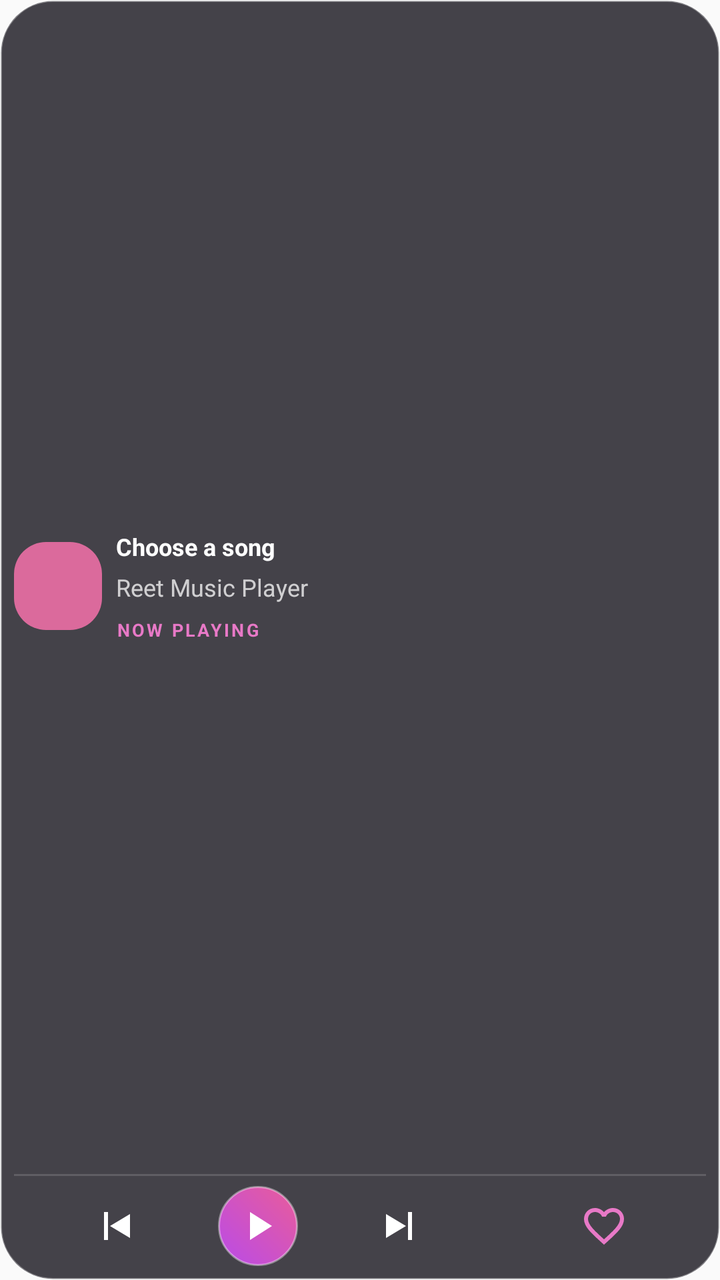
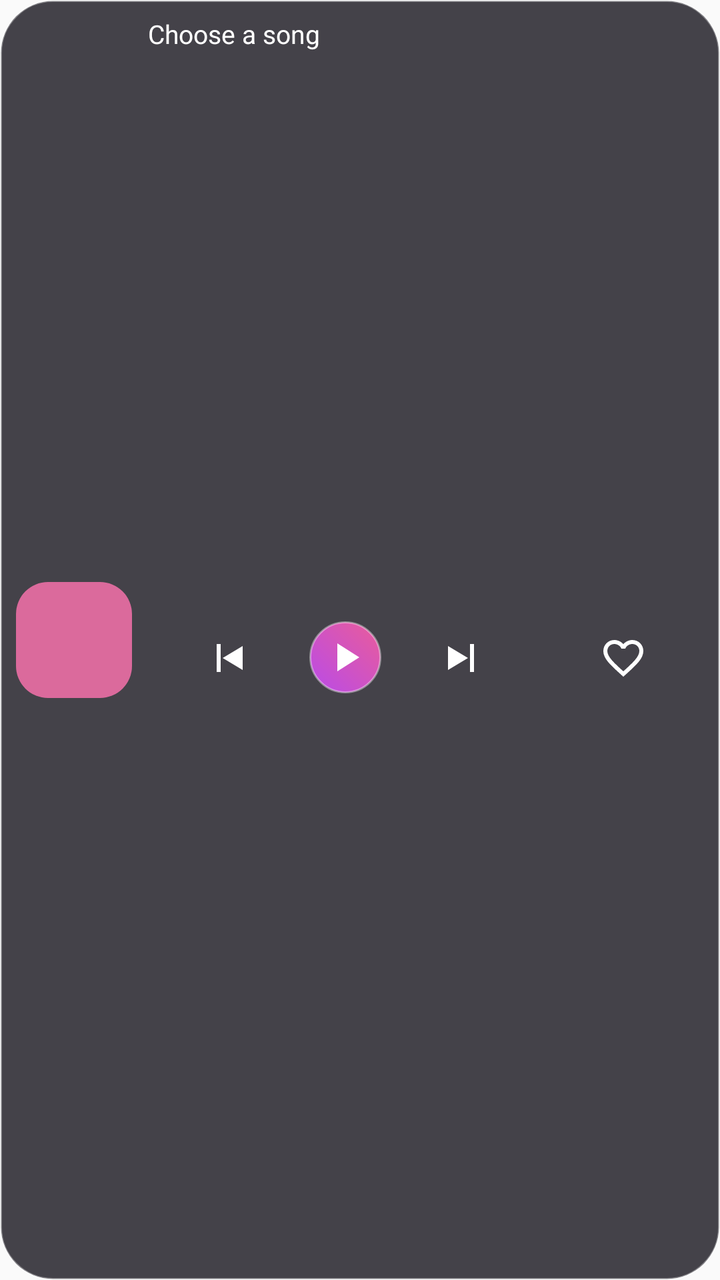

Before-and-after screenshots of an Android layout around one commit, followed by the original layout XML and the change that was made.
<!-- AndroidManifest.xml: application theme android:Theme.Material.Light.NoActionBar -->
<!-- res/layout/widget_reet_music_compact.xml -->
<?xml version="1.0" encoding="utf-8"?>
<LinearLayout xmlns:android="http://schemas.android.com/apk/res/android"
    android:id="@+id/widget_root"
    android:layout_width="match_parent"
    android:layout_height="match_parent"
    android:orientation="vertical"
    android:background="@drawable/widget_bg"
    android:padding="7dp">

    <LinearLayout
        android:layout_width="match_parent"
        android:layout_height="0dp"
        android:layout_weight="1"
        android:gravity="center_vertical"
        android:orientation="horizontal">

        <ImageView
            android:id="@+id/widget_art"
            android:layout_width="44dp"
            android:layout_height="44dp"
            android:scaleType="centerCrop"
            android:background="@drawable/widget_art_bg"
            android:contentDescription="Current song artwork" />

        <LinearLayout
            android:layout_width="0dp"
            android:layout_height="wrap_content"
            android:layout_weight="1"
            android:orientation="vertical"
            android:gravity="center_vertical"
            android:paddingStart="7dp">

            <TextView
                android:id="@+id/widget_title"
                android:layout_width="match_parent"
                android:layout_height="wrap_content"
                android:text="Choose a song"
                android:textColor="#FFFFFFFF"
                android:textSize="12sp"
                android:textStyle="bold"
                android:maxLines="2"
                android:ellipsize="end" />

            <TextView
                android:id="@+id/widget_artist"
                android:layout_width="match_parent"
                android:layout_height="wrap_content"
                android:text="Reet Music Player"
                android:textColor="#BFFFFFFF"
                android:textSize="12sp"
                android:maxLines="1"
                android:ellipsize="end"
                android:paddingTop="4dp" />

            <TextView
                android:layout_width="wrap_content"
                android:layout_height="wrap_content"
                android:text="NOW PLAYING"
                android:textColor="#FFE879C7"
                android:textSize="9sp"
                android:textStyle="bold"
                android:letterSpacing="0.12"
                android:paddingTop="7dp" />
        </LinearLayout>
    </LinearLayout>

    <TextView
        android:layout_width="match_parent"
        android:layout_height="1dp"
        android:background="#26FFFFFF"
        android:layout_marginTop="8dp"
        android:layout_marginBottom="5dp"
        android:text="" />

    <LinearLayout
        android:layout_width="match_parent"
        android:layout_height="40dp"
        android:gravity="center"
        android:orientation="horizontal">

        <ImageButton
            android:id="@+id/widget_previous"
            android:layout_width="0dp"
            android:layout_height="match_parent"
            android:layout_weight="1"
            android:background="@android:color/transparent"
            android:padding="9dp"
            android:src="@drawable/ic_widget_previous"
            android:tint="#E6FFFFFF"
            android:contentDescription="Previous song" />

        <ImageButton
            android:id="@+id/widget_play_pause"
            android:layout_width="40dp"
            android:layout_height="40dp"
            android:background="@drawable/widget_play_button_bg"
            android:padding="10dp"
            android:src="@drawable/ic_widget_play"
            android:tint="#FFFFFFFF"
            android:contentDescription="Play or pause" />

        <ImageButton
            android:id="@+id/widget_next"
            android:layout_width="0dp"
            android:layout_height="match_parent"
            android:layout_weight="1"
            android:background="@android:color/transparent"
            android:padding="12dp"
            android:src="@drawable/ic_widget_next"
            android:tint="#E6FFFFFF"
            android:contentDescription="Next song" />

        <ImageButton
            android:id="@+id/widget_favourite"
            android:layout_width="0dp"
            android:layout_height="match_parent"
            android:layout_weight="1"
            android:background="@android:color/transparent"
            android:padding="12dp"
            android:src="@drawable/ic_widget_favorite"
            android:tint="#FFE879C7"
            android:contentDescription="Toggle favourite" />
    </LinearLayout>
</LinearLayout>
<!-- resources referenced by this layout -->
<resources>
  <!-- drawable ic_widget_favorite (drawable) -->
  <vector xmlns:android="http://schemas.android.com/apk/res/android" android:width="24dp" android:height="24dp" android:viewportWidth="24" android:viewportHeight="24"><path android:fillColor="#FFFFFFFF" android:pathData="M12,21.35l-1.45,-1.32C5.4,15.36 2,12.28 2,8.5 2,5.42 4.42,3 7.5,3c1.74,0 3.41,0.81 4.5,2.09C13.09,3.81 14.76,3 16.5,3 19.58,3 22,5.42 22,8.5c0,3.78 -3.4,6.86 -8.55,11.54zM12,18.65c4.62,-4.18 8,-7.25 8,-10.15 0,-2 -1.5,-3.5 -3.5,-3.5 -1.54,0 -3.04,1 -3.57,2.36h-1.87C10.54,6 9.04,5 7.5,5 5.5,5 4,6.5 4,8.5c0,2.9 3.38,5.97 8,10.15z"/></vector>
  <!-- drawable ic_widget_next (drawable) -->
  <vector xmlns:android="http://schemas.android.com/apk/res/android" android:width="24dp" android:height="24dp" android:viewportWidth="24" android:viewportHeight="24"><path android:fillColor="#FFFFFFFF" android:pathData="M16,5h2v14h-2zM5,6v12l10,-6z"/></vector>
  <!-- drawable ic_widget_play (drawable) -->
  <vector xmlns:android="http://schemas.android.com/apk/res/android" android:width="24dp" android:height="24dp" android:viewportWidth="24" android:viewportHeight="24"><path android:fillColor="#FFFFFFFF" android:pathData="M8,5v14l11,-7z"/></vector>
  <!-- drawable ic_widget_previous (drawable) -->
  <vector xmlns:android="http://schemas.android.com/apk/res/android" android:width="24dp" android:height="24dp" android:viewportWidth="24" android:viewportHeight="24"><path android:fillColor="#FFFFFFFF" android:pathData="M6,5h2v14H6zM19,6v12L9,12z"/></vector>
  <!-- drawable widget_art_bg (drawable) -->
  <shape xmlns:android="http://schemas.android.com/apk/res/android" android:shape="rectangle"><corners android:radius="16dp"/><solid android:color="#FFDB6A9C"/></shape>
  <!-- drawable widget_bg (drawable) -->
  <shape xmlns:android="http://schemas.android.com/apk/res/android" android:shape="rectangle"><corners android:radius="26dp"/><solid android:color="#CC17141D"/><stroke android:width="1dp" android:color="#55FFFFFF"/></shape>
  <!-- drawable widget_play_button_bg (drawable) -->
  <shape xmlns:android="http://schemas.android.com/apk/res/android" android:shape="oval"><gradient android:startColor="#FFB94BE8" android:endColor="#FFE95C9A" android:angle="45"/><stroke android:width="1dp" android:color="#66FFFFFF"/></shape>
</resources>

<!-- the commit's change to res/layout/widget_reet_music_compact.xml (unified diff, before → after) -->
@@ -3,122 +3,102 @@
     android:id="@+id/widget_root"
     android:layout_width="match_parent"
     android:layout_height="match_parent"
-    android:orientation="vertical"
+    android:orientation="horizontal"
+    android:gravity="center_vertical"
     android:background="@drawable/widget_bg"
-    android:padding="7dp">
+    android:padding="8dp">
+
+    <ImageView
+        android:id="@+id/widget_art"
+        android:layout_width="58dp"
+        android:layout_height="58dp"
+        android:scaleType="centerCrop"
+        android:background="@drawable/widget_art_bg"
+        android:contentDescription="Current song artwork" />
 
     <LinearLayout
-        android:layout_width="match_parent"
-        android:layout_height="0dp"
+        android:layout_width="0dp"
+        android:layout_height="match_parent"
         android:layout_weight="1"
+        android:orientation="vertical"
         android:gravity="center_vertical"
-        android:orientation="horizontal">
+        android:paddingStart="8dp">
 
-        <ImageView
-            android:id="@+id/widget_art"
-            android:layout_width="44dp"
-            android:layout_height="44dp"
-            android:scaleType="centerCrop"
-            android:background="@drawable/widget_art_bg"
-            android:contentDescription="Current song artwork" />
+        <TextView
+            android:id="@+id/widget_title"
+            android:layout_width="match_parent"
+            android:layout_height="wrap_content"
+            android:text="Choose a song"
+            android:textColor="#FFFFFFFF"
+            android:textSize="13sp"
+            android:fontFamily="sans"
+            android:maxLines="1"
+            android:ellipsize="marquee"
+            android:marqueeRepeatLimit="marquee_forever"
+            android:singleLine="true"
+            android:focusable="true"
+            android:focusableInTouchMode="true" />
+
+        <TextView
+            android:id="@+id/widget_artist"
+            android:layout_width="match_parent"
+            android:layout_height="wrap_content"
+            android:visibility="gone"
+            android:text="Reet Music Player"
+            android:textColor="#BFFFFFFF"
+            android:textSize="11sp"
+            android:maxLines="1"
+            android:ellipsize="end" />
 
         <LinearLayout
-            android:layout_width="0dp"
-            android:layout_height="wrap_content"
+            android:layout_width="match_parent"
+            android:layout_height="0dp"
             android:layout_weight="1"
-            android:orientation="vertical"
             android:gravity="center_vertical"
-            android:paddingStart="7dp">
+            android:orientation="horizontal">
 
-            <TextView
-                android:id="@+id/widget_title"
-                android:layout_width="match_parent"
-                android:layout_height="wrap_content"
-                android:text="Choose a song"
-                android:textColor="#FFFFFFFF"
-                android:textSize="12sp"
-                android:textStyle="bold"
-                android:maxLines="2"
-                android:ellipsize="end" />
+            <ImageButton
+                android:id="@+id/widget_previous"
+                android:layout_width="0dp"
+                android:layout_height="match_parent"
+                android:layout_weight="1"
+                android:background="@android:color/transparent"
+                android:padding="8dp"
+                android:src="@drawable/ic_widget_previous"
+                android:tint="#F5FFFFFF"
+                android:contentDescription="Previous song" />
 
-            <TextView
-                android:id="@+id/widget_artist"
-                android:layout_width="match_parent"
-                android:layout_height="wrap_content"
-                android:text="Reet Music Player"
-                android:textColor="#BFFFFFFF"
-                android:textSize="12sp"
-                android:maxLines="1"
-                android:ellipsize="end"
-                android:paddingTop="4dp" />
+            <ImageButton
+                android:id="@+id/widget_play_pause"
+                android:layout_width="36dp"
+                android:layout_height="36dp"
+                android:background="@drawable/widget_play_button_bg"
+                android:padding="8dp"
+                android:src="@drawable/ic_widget_play"
+                android:tint="#FFFFFFFF"
+                android:contentDescription="Play or pause" />
 
-            <TextView
-                android:layout_width="wrap_content"
-                android:layout_height="wrap_content"
-                android:text="NOW PLAYING"
-                android:textColor="#FFE879C7"
-                android:textSize="9sp"
-                android:textStyle="bold"
-                android:letterSpacing="0.12"
-                android:paddingTop="7dp" />
+            <ImageButton
+                android:id="@+id/widget_next"
+                android:layout_width="0dp"
+                android:layout_height="match_parent"
+                android:layout_weight="1"
+                android:background="@android:color/transparent"
+                android:padding="8dp"
+                android:src="@drawable/ic_widget_next"
+                android:tint="#F5FFFFFF"
+                android:contentDescription="Next song" />
+
+            <ImageButton
+                android:id="@+id/widget_favourite"
+                android:layout_width="0dp"
+                android:layout_height="match_parent"
+                android:layout_weight="1"
+                android:background="@android:color/transparent"
+                android:padding="8dp"
+                android:src="@drawable/ic_widget_favorite"
+                android:tint="#FFFFFFFF"
+                android:contentDescription="Toggle favourite" />
         </LinearLayout>
     </LinearLayout>
-
-    <TextView
-        android:layout_width="match_parent"
-        android:layout_height="1dp"
-        android:background="#26FFFFFF"
-        android:layout_marginTop="8dp"
-        android:layout_marginBottom="5dp"
-        android:text="" />
-
-    <LinearLayout
-        android:layout_width="match_parent"
-        android:layout_height="40dp"
-        android:gravity="center"
-        android:orientation="horizontal">
-
-        <ImageButton
-            android:id="@+id/widget_previous"
-            android:layout_width="0dp"
-            android:layout_height="match_parent"
-            android:layout_weight="1"
-            android:background="@android:color/transparent"
-            android:padding="9dp"
-            android:src="@drawable/ic_widget_previous"
-            android:tint="#E6FFFFFF"
-            android:contentDescription="Previous song" />
-
-        <ImageButton
-            android:id="@+id/widget_play_pause"
-            android:layout_width="40dp"
-            android:layout_height="40dp"
-            android:background="@drawable/widget_play_button_bg"
-            android:padding="10dp"
-            android:src="@drawable/ic_widget_play"
-            android:tint="#FFFFFFFF"
-            android:contentDescription="Play or pause" />
-
-        <ImageButton
-            android:id="@+id/widget_next"
-            android:layout_width="0dp"
-            android:layout_height="match_parent"
-            android:layout_weight="1"
-            android:background="@android:color/transparent"
-            android:padding="12dp"
-            android:src="@drawable/ic_widget_next"
-            android:tint="#E6FFFFFF"
-            android:contentDescription="Next song" />
-
-        <ImageButton
-            android:id="@+id/widget_favourite"
-            android:layout_width="0dp"
-            android:layout_height="match_parent"
-            android:layout_weight="1"
-            android:background="@android:color/transparent"
-            android:padding="12dp"
-            android:src="@drawable/ic_widget_favorite"
-            android:tint="#FFE879C7"
-            android:contentDescription="Toggle favourite" />
-    </LinearLayout>
 </LinearLayout>
